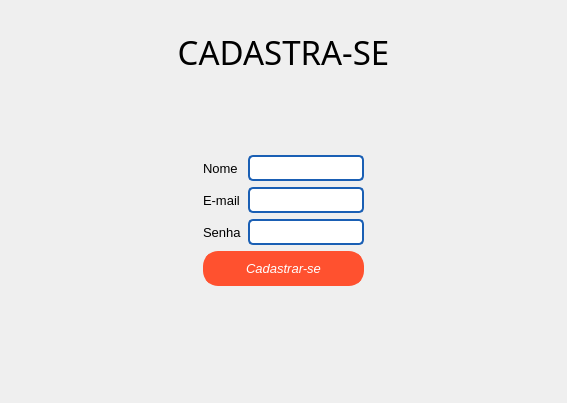
Wth10/System-Programmer, file view/layout/Cadastro.ui: the form before one commit.
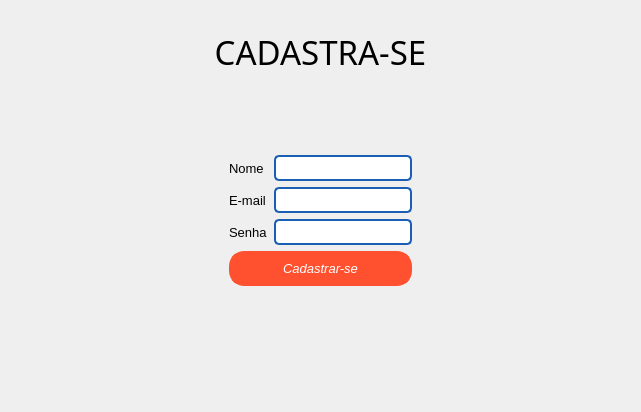
The form after the commit. Icons and pictures are not drawn.

```diff
--- a/view/layout/Cadastro.ui
+++ b/view/layout/Cadastro.ui
@@ -6,8 +6,8 @@
    <rect>
     <x>0</x>
     <y>0</y>
-    <width>567</width>
-    <height>403</height>
+    <width>641</width>
+    <height>412</height>
    </rect>
   </property>
   <property name="windowTitle">
```
